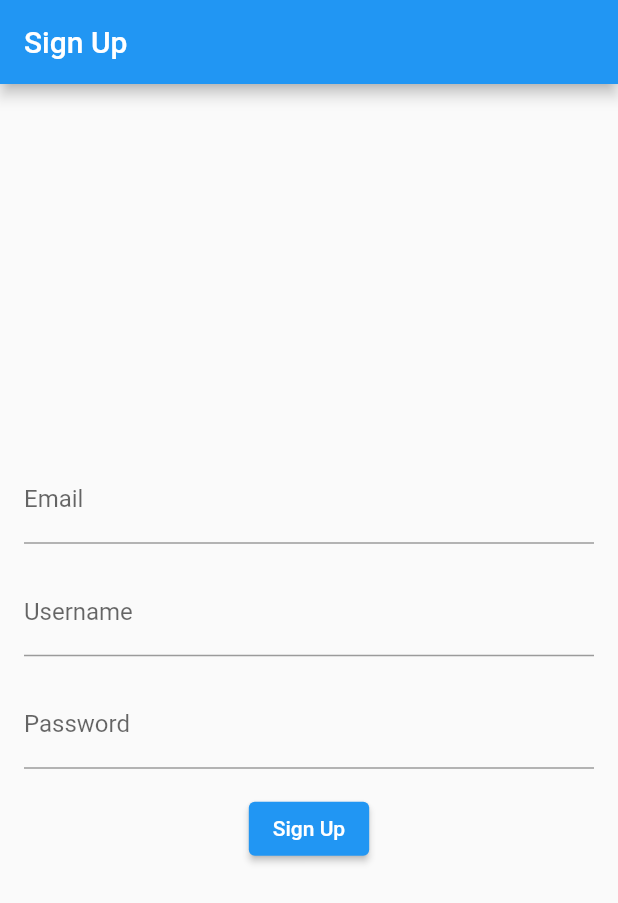
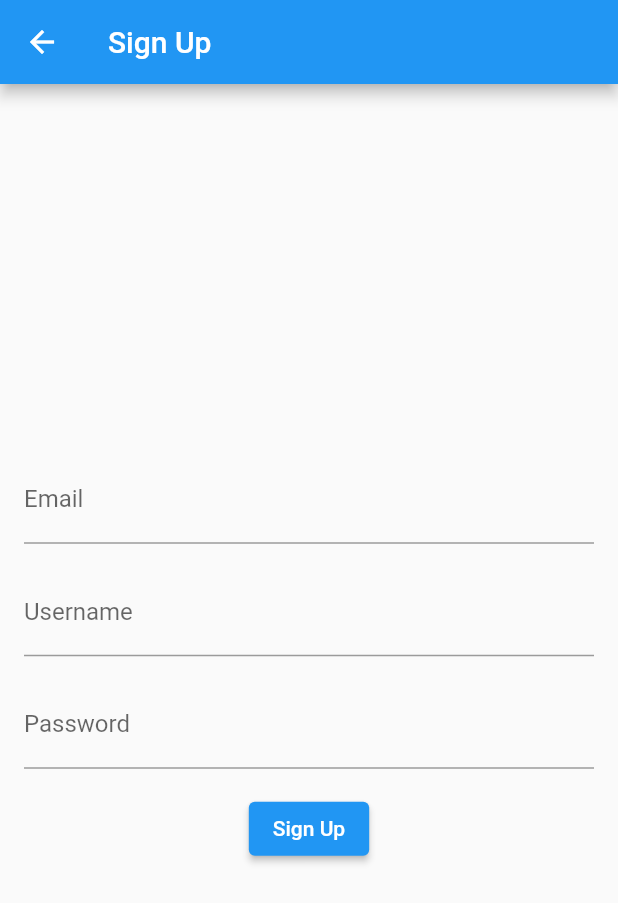
Before and after one commit to yanggank1212/CS4768-Group-5-Project, a Flutter app: the screen it shows after launch, after a tap on "Sign Up", on a phone screen of 412 x 824 dp. Shown: the top 903 px of the screen. Run offline on Flutter 3.47's test engine with Material 2 defaults, Android fonts, the phone set to English and light mode, and no system bars; our stand-ins replace cloud_firestore, firebase_auth, firebase_core, shared_preferences; accounts and stored records are empty.

Commit message:
Made a Auth Page
Made a Auth Page so User can select whether to sign up or log in.
Might change if device can remember user's account

```diff
--- a/poutine_time/lib/controller/user_controller.dart
+++ b/poutine_time/lib/controller/user_controller.dart
@@ -15,7 +15,6 @@ class UserController {
     CollectionReference dataCollection =
         FirebaseFirestore.instance.collection('Data');
     DocumentSnapshot userListDoc = await dataCollection.doc('userList').get();
-    String? userID = getUserID();
 
     return UserModel.fromMap(userListDoc, getUserID()!);
   }
--- a/poutine_time/lib/main.dart
+++ b/poutine_time/lib/main.dart
@@ -33,7 +33,7 @@ class MainApp extends StatelessWidget {
                 ? ThemeData.dark()
                 : ThemeData
                     .light(), // Apply the theme based on the current theme state
-            home: SignUpPage(),
+            home: AuthPage(),
           );
         },
       ),
--- a/poutine_time/lib/views/auth_gate.dart
+++ b/poutine_time/lib/views/auth_gate.dart
@@ -1 +1,52 @@
 ///This will be the screen for the Authentication Gate
+///
+///
+
+import 'package:flutter/material.dart';
+import 'package:poutine_time/views/signin_page.dart';
+
+class AuthPage extends StatefulWidget {
+  const AuthPage({super.key});
+
+  @override
+  _AuthPage createState() => _AuthPage();
+}
+
+class _AuthPage extends State<AuthPage> {
+  @override
+  Widget build(BuildContext context) {
+    return Scaffold(
+      appBar: AppBar(
+        title: Text('Welcome'),
+      ),
+      body: Center(
+        child: Column(
+          mainAxisAlignment: MainAxisAlignment.center,
+          children: [
+            ElevatedButton(
+              onPressed: () {
+                // Navigate to the Log In screen
+                // Navigator.push(
+                //   context,
+                //   MaterialPageRoute(builder: (context) => LoginScreen()),
+                // );
+              },
+              child: Text('Log In'),
+            ),
+            SizedBox(height: 20),
+            ElevatedButton(
+              onPressed: () {
+                // Navigate to the Sign Up screen
+                Navigator.push(
+                  context,
+                  MaterialPageRoute(builder: (context) => SignUpPage()),
+                );
+              },
+              child: Text('Sign Up'),
+            ),
+          ],
+        ),
+      ),
+    );
+  }
+}
--- a/poutine_time/lib/views/home_page.dart
+++ b/poutine_time/lib/views/home_page.dart
@@ -17,8 +17,7 @@ class HomePageScreen extends StatefulWidget {
 
 class _HomePageScreen extends State<HomePageScreen> {
   int _selectedIndex = 0; //For Bottom Bar Navigation
-  UserModel userModel = UserController().getUserModel()
-      as UserModel; //To access the User's details
+  Future<UserModel> userModel = UserController().getUserModel();
 
   @override
   void initState() {
```
